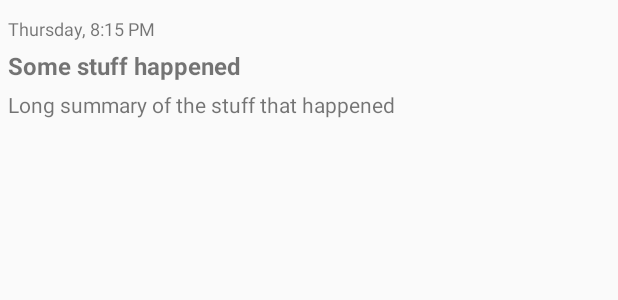
After one commit to nsmirosh/Dividendify, an Android app: the layout item_news_layout.xml on its own in the app's theme, with its tools: preview values and no code run, on a phone screen of 412 x 824 dp. The commit adds this screen. Shown: the top 300 px of the screen. Run offline under Robolectric (Android 15) with nearby library versions, the phone set to English and light mode, and no system bars; network calls fail.

Commit message:
Implemented the news displaying

```diff
--- a/app/build.gradle
+++ b/app/build.gradle
@@ -61,7 +61,7 @@ dependencies {
 
     implementation "androidx.navigation:navigation-fragment-ktx:$nav_version"
     implementation "androidx.navigation:navigation-ui-ktx:$nav_version"
-    implementation 'com.android.support:recyclerview-v7:28.0.0'
+    implementation 'androidx.recyclerview:recyclerview:1.1.0'
 
 
 
--- /dev/null
+++ b/app/src/main/res/layout/item_news_layout.xml
@@ -0,0 +1,40 @@
+<?xml version="1.0" encoding="utf-8"?>
+<androidx.constraintlayout.widget.ConstraintLayout xmlns:android="http://schemas.android.com/apk/res/android"
+    xmlns:app="http://schemas.android.com/apk/res-auto"
+    xmlns:tools="http://schemas.android.com/tools"
+    android:layout_width="match_parent"
+    android:layout_height="wrap_content"
+    android:padding="5dp">
+
+    <TextView
+        android:id="@+id/timePosted"
+        android:layout_width="wrap_content"
+        android:layout_height="wrap_content"
+        android:layout_marginTop="5dp"
+        android:textSize="12sp"
+        app:layout_constraintStart_toStartOf="parent"
+        app:layout_constraintTop_toTopOf="parent"
+        tools:text="Thursday, 8:15 PM" />
+
+    <TextView
+        android:id="@+id/title"
+        android:layout_width="wrap_content"
+        android:layout_height="wrap_content"
+        android:layout_marginTop="5dp"
+        android:textSize="16sp"
+        android:textStyle="bold"
+        app:layout_constraintStart_toStartOf="@id/timePosted"
+        app:layout_constraintTop_toBottomOf="@id/timePosted"
+        tools:text="Some stuff happened" />
+
+    <TextView
+        android:id="@+id/summary"
+        android:layout_width="wrap_content"
+        android:layout_height="wrap_content"
+        android:layout_marginTop="5dp"
+        android:textSize="14sp"
+        app:layout_constraintStart_toStartOf="parent"
+        app:layout_constraintTop_toBottomOf="@id/title"
+        tools:text="Long summary of the stuff that happened" />
+
+</androidx.constraintlayout.widget.ConstraintLayout>
```
Also changed, not shown: app/src/main/java/com/example/dividendify/ui/home/HomeFragment.kt (+16 -1 lines), app/src/main/java/com/example/dividendify/ui/home/NewsAdapter.kt (added, +54 -0 lines), app/src/main/res/layout/home_fragment.xml (+9 -9 lines).
